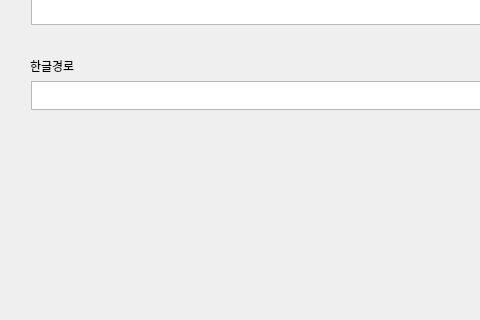
Before: the Qt Designer form GUI/한글자동화/한글자동화.ui in kjh5848/python_lab, drawn with Qt 5; both pictures show x 0 to 480 and y 136 to 456 of the 1104 by 743 pixel window.
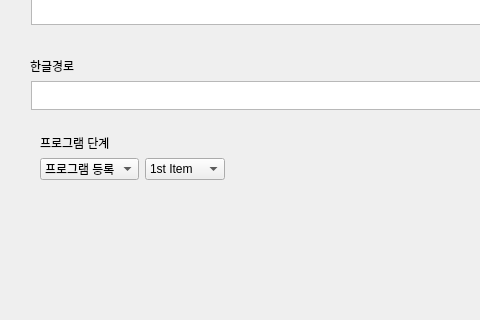
After: the same form once the commit is applied.

Commit message: 프로그램단계 콤보박스 추가 완료

Diff of the .ui file:
```diff
--- a/GUI/한글자동화/한글자동화.ui
+++ b/GUI/한글자동화/한글자동화.ui
@@ -180,6 +180,68 @@
      </item>
     </layout>
    </widget>
+   <widget class="QWidget" name="layoutWidget">
+    <property name="geometry">
+     <rect>
+      <x>40</x>
+      <y>270</y>
+      <width>185</width>
+      <height>52</height>
+     </rect>
+    </property>
+    <layout class="QFormLayout" name="formLayout_2">
+     <item row="1" column="0">
+      <widget class="QLabel" name="label_5">
+       <property name="text">
+        <string>프로그램 단계</string>
+       </property>
+      </widget>
+     </item>
+     <item row="2" column="0">
+      <widget class="QComboBox" name="cmb_Test_6">
+       <item>
+        <property name="text">
+         <string>프로그램 등록</string>
+        </property>
+       </item>
+       <item>
+        <property name="text">
+         <string>사전직무운영</string>
+        </property>
+       </item>
+       <item>
+        <property name="text">
+         <string>일경험 운영</string>
+        </property>
+       </item>
+       <item>
+        <property name="text">
+         <string>일경험 종료</string>
+        </property>
+       </item>
+      </widget>
+     </item>
+     <item row="2" column="1">
+      <widget class="QComboBox" name="cmb_Test_7">
+       <item>
+        <property name="text">
+         <string>1st Item</string>
+        </property>
+       </item>
+       <item>
+        <property name="text">
+         <string>2nd Item</string>
+        </property>
+       </item>
+       <item>
+        <property name="text">
+         <string>3rd Item</string>
+        </property>
+       </item>
+      </widget>
+     </item>
+    </layout>
+   </widget>
   </widget>
   <widget class="QMenuBar" name="menubar">
    <property name="geometry">
```
The commit also changes 12 other files.
